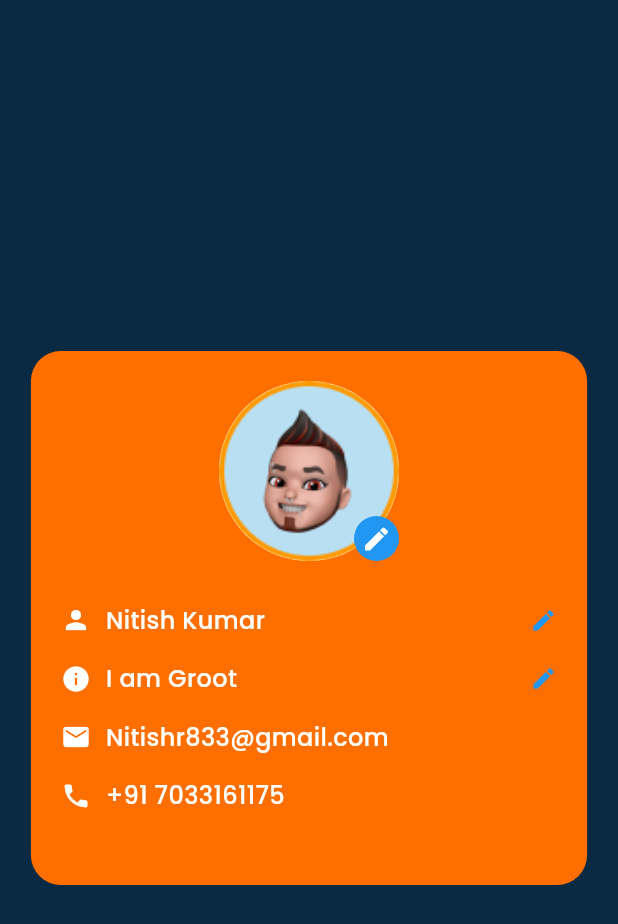
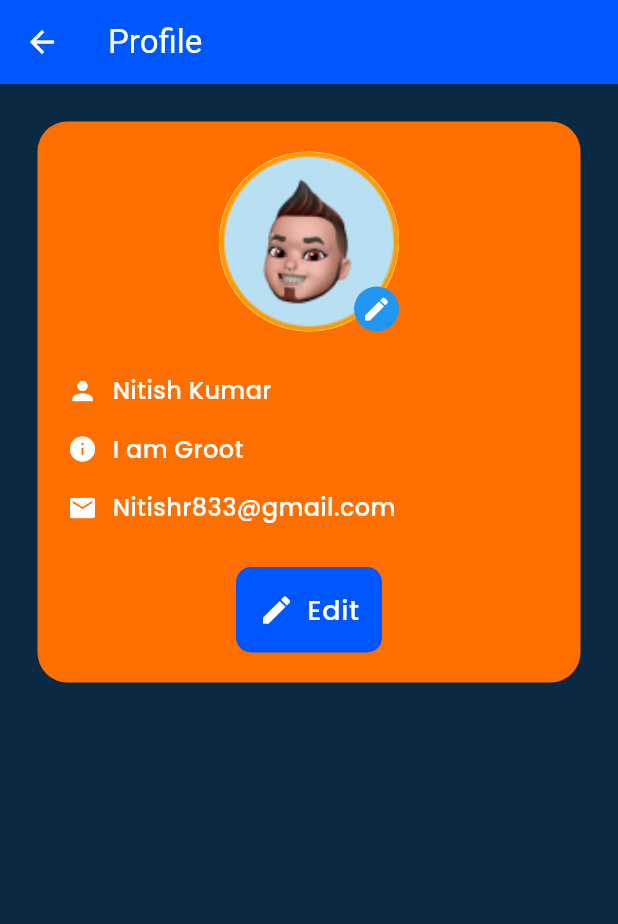
Before and after one commit to huzaifa-huzzi/chatify-Project, a Flutter app: the ProfileScreen screen opened directly, on a phone screen of 412 x 824 dp. Shown: the top 924 px of the screen. Run offline on Flutter 3.47's test engine with Material 3 defaults, Android fonts, the phone set to English and light mode, and no system bars; our stand-ins replace firebase_auth, firebase_core, firebase_database, flutter_svg, fluttertoast, get and 2 more; accounts and stored records are empty; generated files the repository leaves out were written again.

Commit message:
Making Chat App

```diff
--- a/lib/Resources/Reusable Widgets/PrimaryButton.dart
+++ b/lib/Resources/Reusable Widgets/PrimaryButton.dart
@@ -36,7 +36,7 @@ class PrimaryBtn extends StatelessWidget {
                 colors: [Colors.white],
               ),
             )
-                : const Icon(Icons.lock_outline_rounded, color: Colors.white),
+                :  icon,
             SizedBox(width: width * 0.02),
             Text(
               title,
--- a/lib/View/ProfileScreen/ProfileScreen.dart
+++ b/lib/View/ProfileScreen/ProfileScreen.dart
@@ -1,27 +1,44 @@
-import 'package:chatify_app/Resources/Colors/Colors.dart';
 import 'package:chatify_app/Resources/Images/Images.dart';
-import 'package:chatify_app/Resources/Reusable%20Widgets/RoundedButton.dart';
+import 'package:chatify_app/Resources/Reusable%20Widgets/PrimaryButton.dart';
 import 'package:chatify_app/View/ProfileScreen/Widgets/InfoRowsWidget.dart';
+import 'package:chatify_app/View/ProfileScreen/Widgets/ProfileTextFields.dart';
+import 'package:chatify_app/View_Model/Controllers/ProfileController.dart';
 import 'package:flutter/material.dart';
+import 'package:get/get.dart';
+
 
 class ProfileScreen extends StatelessWidget {
-  const ProfileScreen({super.key});
+  final ProfileController controller = Get.put(ProfileController());
 
   @override
   Widget build(BuildContext context) {
-    final height = MediaQuery.sizeOf(context).height;
-    final width = MediaQuery.sizeOf(context).width;
+    final width = MediaQuery
+        .sizeOf(context)
+        .width;
 
     return Scaffold(
-      body: Center(
+      resizeToAvoidBottomInset: false,
+      appBar: AppBar(
+        title: Text('Profile'),
+        backgroundColor: Theme
+            .of(context)
+            .colorScheme
+            .primary,
+      ),
+      body: Padding(
+        padding: const EdgeInsets.all(25),
         child: Container(
           width: width * 0.9,
           padding: EdgeInsets.all(20),
           decoration: BoxDecoration(
-            color: Theme.of(context).colorScheme.primaryContainer,
+            color: Theme
+                .of(context)
+                .colorScheme
+                .primaryContainer,
             borderRadius: BorderRadius.circular(20),
           ),
-          child: Column(
+          child: Obx(() =>
+              Column(
                 mainAxisSize: MainAxisSize.min,
                 children: [
                   // Profile Picture
@@ -45,32 +62,58 @@ class ProfileScreen extends StatelessWidget {
                   ),
                   SizedBox(height: 20),
 
-              // Name
-              InfoRows(icon: Icons.person, text: "Nitish Kumar", isEditable: true),
-
-              // About
-              InfoRows(icon: Icons.info, text: "I am Groot", isEditable: true),
-
-              // Email
-              InfoRows(icon: Icons.email, text: "Nitishr833@gmail.com", isEditable: false),
-
-              // Phone Number
-              InfoRows(icon: Icons.phone, text: "+91 7033161175", isEditable: false),
+                  // Editable Fields
+                  controller.isEditing.value
+                      ? Column(
+                    children: [
+                      ProfileTextFields(controllerText: controller.name),
+                      ProfileTextFields(controllerText: controller.bio),
+                      ProfileTextFields(controllerText: controller.email),
+                    ],
+                  )
+                      : Column(
+                    children: [
+                      InfoRows(icon: Icons.person,
+                          text: controller.name.value,
+                          isEditable: false),
+                      InfoRows(icon: Icons.info,
+                          text: controller.bio.value,
+                          isEditable: false),
+                      InfoRows(icon: Icons.email,
+                          text: controller.email.value,
+                          isEditable: false),
+                    ],
+                  ),
 
                   SizedBox(height: 20),
 
-              // Save Button
+                  /// Save / Edit Button
                   Row(
                     mainAxisAlignment: MainAxisAlignment.center,
                     children: [
-
+                      PrimaryBtn(
+                        title: controller.isEditing.value ? 'Save' : 'Edit',
+                        onTap: () {
+                          if (controller.isEditing.value) {
+                            controller.saveChanges(
+                              controller.name.value,
+                              controller.bio.value,
+                              controller.email.value,
+                            );
+                          } else {
+                            controller.toggleEditMode();
+                          }
+                        },
+                        icon: Icon(
+                            controller.isEditing.value ? Icons.save : Icons
+                                .edit),
+                      )
                     ],
                   )
                 ],
-          ),
+              )),
         ),
       ),
     );
   }
-
 }
--- /dev/null
+++ b/lib/View_Model/Controllers/ProfileController.dart
@@ -0,0 +1,20 @@
+import 'package:flutter/material.dart';
+import 'package:get/get.dart';
+
+class ProfileController extends GetxController {
+  var isEditing = false.obs;
+  var name = "Nitish Kumar".obs;
+  var bio = "I am Groot".obs;
+  var email = "Nitishr833@gmail.com".obs;
+
+  void toggleEditMode() {
+    isEditing.value = !isEditing.value;
+  }
+
+  void saveChanges(String newName, String newBio, String newEmail) {
+    name.value = newName;
+    bio.value = newBio;
+    email.value = newEmail;
+    isEditing.value = false;
+  }
+}
```
Also changed, not shown: lib/View/ProfileScreen/Widgets/ProfileTextFields.dart (added, +26 -0 lines). Lines whose indentation alone changed are shown as unchanged.
